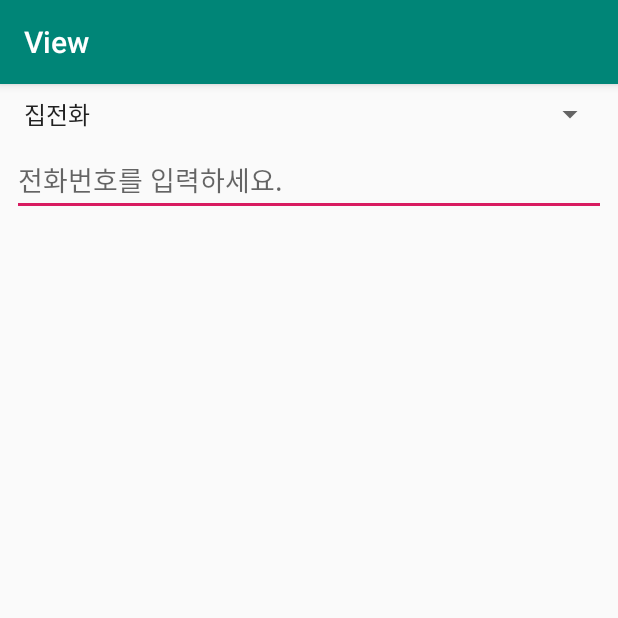
After one commit to leleluv1122/Android, an Android app: the SpinnersActivity screen opened directly, with no data from a screen before it, on a phone screen of 412 x 824 dp, the top half of it. The commit adds this screen. Run offline under Robolectric (Android 15) with nearby library versions, the phone set to English and light mode, and no system bars.

Commit message:
러러하뜌

```diff
--- a/View/app/src/main/AndroidManifest.xml
+++ b/View/app/src/main/AndroidManifest.xml
@@ -9,7 +9,10 @@
         android:roundIcon="@mipmap/ic_launcher_round"
         android:supportsRtl="true"
         android:theme="@style/AppTheme">
-        <activity android:name=".CheckboxesActivity"></activity>
+        <activity android:name=".SpinnersActivity"></activity>
+        <activity
+            android:name=".CheckboxesActivity"
+            android:label="@string/action_checkboxes" />
         <activity
             android:name=".ButtonActivity"
             android:label="@string/action_buttons" />
--- /dev/null
+++ b/View/app/src/main/java/com/example/view/SpinnersActivity.java
@@ -0,0 +1,14 @@
+package com.example.view;
+
+import androidx.appcompat.app.AppCompatActivity;
+
+import android.os.Bundle;
+
+public class SpinnersActivity extends AppCompatActivity {
+
+    @Override
+    protected void onCreate(Bundle savedInstanceState) {
+        super.onCreate(savedInstanceState);
+        setContentView(R.layout.activity_spinners);
+    }
+}
--- /dev/null
+++ b/View/app/src/main/res/layout/activity_spinners.xml
@@ -0,0 +1,38 @@
+<?xml version="1.0" encoding="utf-8"?>
+<androidx.constraintlayout.widget.ConstraintLayout xmlns:android="http://schemas.android.com/apk/res/android"
+    xmlns:app="http://schemas.android.com/apk/res-auto"
+    xmlns:tools="http://schemas.android.com/tools"
+    android:layout_width="match_parent"
+    android:layout_height="match_parent"
+    tools:context=".SpinnersActivity">
+
+    <Spinner
+        android:id="@+id/spinner_phoneType"
+        android:layout_width="match_parent"
+        android:layout_height="wrap_content"
+        android:layout_marginStart="8dp"
+        android:layout_marginLeft="8dp"
+        android:layout_marginTop="8dp"
+        android:layout_marginEnd="8dp"
+        android:layout_marginRight="8dp"
+        android:entries="@array/phoneTypes"
+        app:layout_constraintEnd_toEndOf="parent"
+        app:layout_constraintStart_toStartOf="parent"
+        app:layout_constraintTop_toTopOf="parent" />
+
+    <EditText
+        android:id="@+id/editText"
+        android:layout_width="match_parent"
+        android:layout_height="wrap_content"
+        android:layout_marginStart="8dp"
+        android:layout_marginLeft="8dp"
+        android:layout_marginTop="8dp"
+        android:layout_marginEnd="8dp"
+        android:layout_marginRight="8dp"
+        android:ems="10"
+        android:hint="@string/inputPhone"
+        android:inputType="phone"
+        app:layout_constraintEnd_toEndOf="parent"
+        app:layout_constraintStart_toStartOf="parent"
+        app:layout_constraintTop_toBottomOf="@+id/spinner_phoneType" />
+</androidx.constraintlayout.widget.ConstraintLayout>
--- a/View/app/src/main/res/values/strings.xml
+++ b/View/app/src/main/res/values/strings.xml
@@ -24,4 +24,11 @@
     <string name="cat">고양이</string>
     <string name="dog">강아지</string>
     <string name="owl">부엉이</string>
+    <string name="inputPhone">전화번호를 입력하세요.</string>
+    <string-array name="phoneTypes">
+        <item>집전화</item>
+        <item>사무실전화</item>
+        <item>휴대폰</item>
+        <item>기타</item>
+    </string-array>
 </resources>
```
